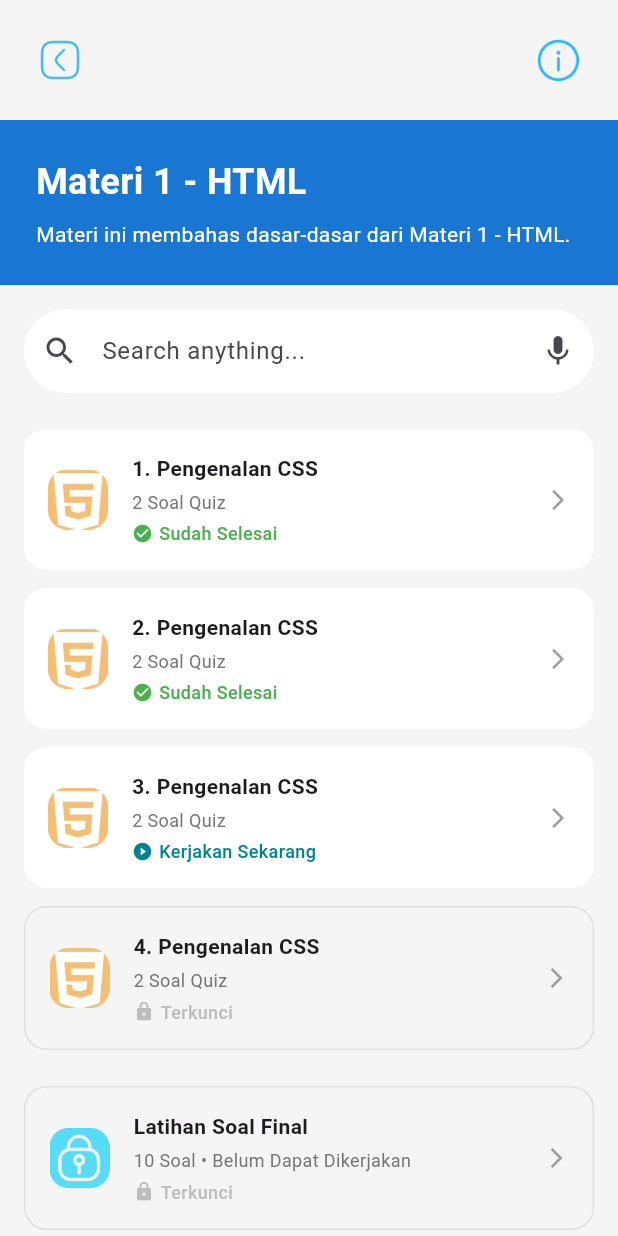
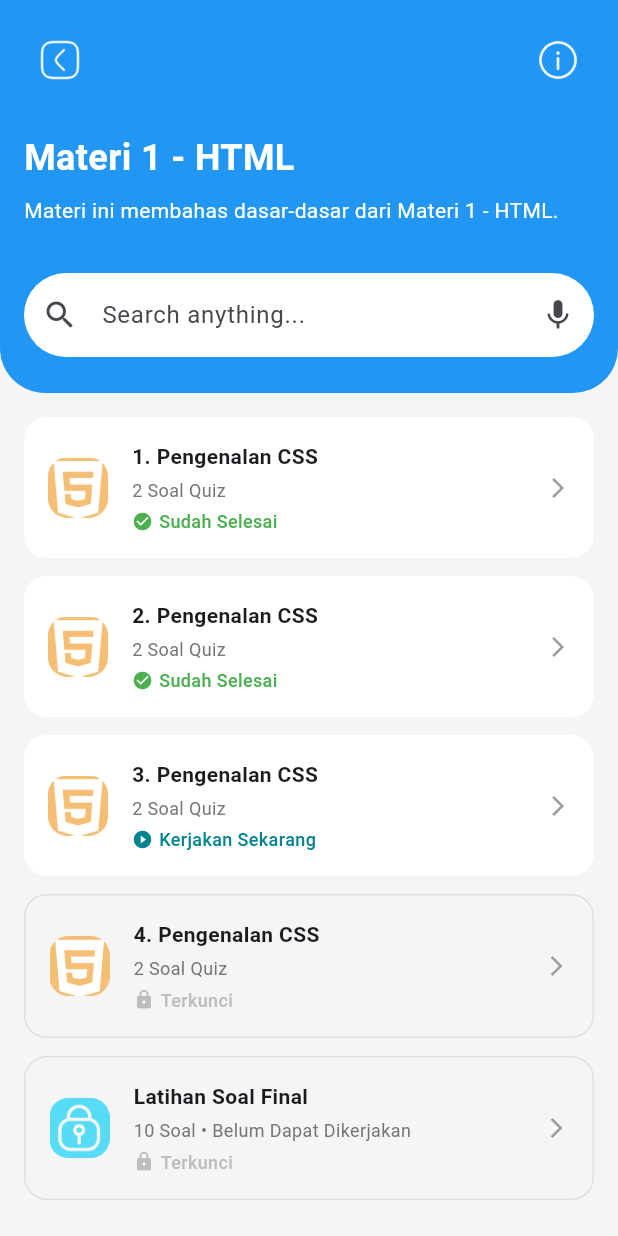
Before and after one commit to RnD-HIMTIKA/himtika-mobile-information, a Flutter app: the HicodeScreen screen opened directly, after a tap on "Pelajari Sekarang", on a phone screen of 412 x 824 dp. Run offline on Flutter 3.47's test engine with Material 3 defaults, Android fonts, the light colour scheme and no system bars; our stand-ins replace bloc, equatable, flutter_bloc, flutter_dotenv, flutter_svg, get_it and 3 more; accounts and stored records are empty.

Commit message:
Refactor: Update MaterialDetailScreen layout and styling for improved user experience

```diff
--- a/lib/features/hicode/presentation/pages/materi_detail_screen.dart
+++ b/lib/features/hicode/presentation/pages/materi_detail_screen.dart
@@ -10,53 +10,59 @@ class MaterialDetailScreen extends StatelessWidget {
 
   @override
   Widget build(BuildContext context) {
-    // 1. Buat instance BLoC baru khusus untuk halaman ini
     return BlocProvider(
       create: (context) => MaterialDetailBloc()
-        ..add(FetchDetailData(materialId: materialId)), // Langsung panggil event
+        ..add(FetchDetailData(materialId: materialId)),
       child: Scaffold(
-        backgroundColor: Colors.grey[100],
+        backgroundColor: const Color(0xFFF5F5F5),
         body: SafeArea(
-          // 2. Gunakan BlocBuilder dengan BLoC yang baru
           child: BlocBuilder<MaterialDetailBloc, MaterialDetailState>(
             builder: (context, state) {
-              if (state.status == MaterialDetailStatus.loading) {
+              if (state.status == MaterialDetailStatus.loading || state.title == null) {
                 return const Center(child: CircularProgressIndicator());
               }
 
-              if (state.status == MaterialDetailStatus.success) {
-
-                // Variabel dideklarasikan di sini, di luar daftar children
-                final finalExamStatus = state.finalExamStatus!['status'] as SubChapterStatus;
-                final finalExamIconPath = (finalExamStatus == SubChapterStatus.locked)
-                    ? 'src/features/hicode/materi/terkunci.png'
-                    : 'src/features/hicode/materi/selesai.png';
-
-                return SingleChildScrollView(
+              return Column(
+                crossAxisAlignment: CrossAxisAlignment.start,
+                children: [
+                  // === BAGIAN BIRU DENGAN SUDUT MELENGKUNG DI BAWAH ===
+                  Container(
+                    decoration: const BoxDecoration(
+                      color: Colors.blue,
+                      borderRadius: BorderRadius.only(
+                        bottomLeft: Radius.circular(30),
+                        bottomRight: Radius.circular(30),
+                      ),
+                    ),
+                    child: Padding(
+                      padding: const EdgeInsets.symmetric(horizontal: 16),
                       child: Column(
                         crossAxisAlignment: CrossAxisAlignment.start,
                         children: [
-                      Padding(
-                        padding: const EdgeInsets.all(16.0),
-                        child: _buildTopIconBar(context),
-                      ),
+                          // --- TAMBAHKAN JARAK DI SINI ---
+                          const SizedBox(height: 16), // Memberi jarak atas yang sama
+
+                          _buildTopIconBar(context),
+                          const SizedBox(height: 8),
                           _buildHeader(
                             title: state.title!,
                             description: state.description!,
                           ),
-                      Padding(
-                        padding: const EdgeInsets.all(16.0),
-                        child: Column(
-                          crossAxisAlignment: CrossAxisAlignment.start,
-                          children: [
+                          const SizedBox(height: 16),
                           _buildSearchBar(),
                           const SizedBox(height: 24),
-                            // List Sub Bab
-                            ListView.separated(
-                              itemCount: state.subChapters.length,
-                              shrinkWrap: true,
-                              physics: const NeverScrollableScrollPhysics(),
+                        ],
+                      ),
+                    ),
+                  ),
+                  // === BAGIAN DAFTAR MATERI (SEKARANG MENJADI EXPANDED LISTVIEW) ===
+                  Expanded(
+                    child: ListView.separated(
+                      padding: const EdgeInsets.all(16),
+                      itemCount: state.subChapters.length + 1, // +1 untuk Ujian Final
                       itemBuilder: (context, index) {
+                        // Tampilkan list sub-bab
+                        if (index < state.subChapters.length) {
                           final subChapter = state.subChapters[index];
                           return _SubChapterCard(
                             iconPath: state.materialIconPath!,
@@ -64,34 +70,35 @@ class MaterialDetailScreen extends StatelessWidget {
                             details: subChapter['details']!,
                             status: subChapter['status'] as SubChapterStatus,
                           );
+                        } else {
+                          // Tampilkan card Ujian Final di paling akhir
+                          final finalExamStatus =
+                              state.finalExamStatus!['status'] as SubChapterStatus;
+                          final finalExamIconPath =
+                              (finalExamStatus == SubChapterStatus.locked)
+                                  ? 'src/features/hicode/materi/terkunci.png'
+                                  : 'src/features/hicode/materi/selesai.png';
+                          return _SubChapterCard(
+                            iconPath: finalExamIconPath,
+                            title: state.finalExamStatus!['title']!,
+                            details: state.finalExamStatus!['details']!,
+                            status: finalExamStatus,
+                          );
+                        }
                       },
                       separatorBuilder: (context, index) =>
                           const SizedBox(height: 12),
                     ),
-                            const SizedBox(height: 24),
-
-                            // Latihan Soal Final
-                            // Gunakan variabel yang sudah dibuat di atas
-                            _SubChapterCard(
-                              iconPath: finalExamIconPath,
-                              title: state.finalExamStatus!['title']!,
-                              details: state.finalExamStatus!['details']!,
-                              status: finalExamStatus,
                   ),
                 ],
-                        ),
-                      ),
-                    ],
-                  ),
               );
-              }
-              return const SizedBox.shrink(); // Tampilkan widget kosong jika ada error/initial
             },
           ),
         ),
       ),
     );
   }
+
   // --- WIDGET-WIDGET PEMBANTU ---
 
   Widget _buildTopIconBar(BuildContext context) {
@@ -106,7 +113,7 @@ class MaterialDetailScreen extends StatelessWidget {
             );
           },
           icon: Image.asset(
-            'src/features/hicode/icon/kembali.png',
+            'src/features/hicode/materi/kembali.png',
             width: 32, // Atur lebar gambar
             height: 32, // Atur tinggi gambar
           ),
@@ -118,7 +125,7 @@ class MaterialDetailScreen extends StatelessWidget {
             // Aksi ketika tombol info ditekan
           },
           icon: Image.asset(
-            'src/features/hicode/icon/informasi.png',
+            'src/features/hicode/materi/informasi.png',
             width: 28,
             height: 28,
           ),
@@ -128,16 +135,20 @@ class MaterialDetailScreen extends StatelessWidget {
   }
 
   Widget _buildHeader({required String title, required String description}) {
-    return Container(
-      width: double.infinity,
-      padding: const EdgeInsets.all(24),
-      color: Colors.blue.shade700, // Warna biru header
+    // Hapus Container dan color dari sini
+    return Padding(
+      padding: const EdgeInsets.symmetric(vertical: 16.0),
       child: Column(
         crossAxisAlignment: CrossAxisAlignment.start,
         children: [
-          Text(title, style: const TextStyle(color: Colors.white, fontSize: 24, fontWeight: FontWeight.bold)),
+          Text(title,
+              style: const TextStyle(
+                  color: Colors.white,
+                  fontSize: 24,
+                  fontWeight: FontWeight.bold)),
           const SizedBox(height: 8),
-          Text(description, style: const TextStyle(color: Colors.white, fontSize: 14)),
+          Text(description,
+              style: const TextStyle(color: Colors.white, fontSize: 14)),
         ],
       ),
     );
--- a/pubspec.yaml
+++ b/pubspec.yaml
@@ -132,6 +132,8 @@ flutter:
     - src/features/hicode/materi/cpp.png
     - src/features/hicode/materi/terkunci.png
     - src/features/hicode/materi/selesai.png
+    - src/features/hicode/materi/kembali.png
+    - src/features/hicode/materi/informasi.png
 
 
   #   - images/a_dot_ham.jpeg
```
Also changed, not shown: src/features/hicode/materi/informasi.png (added), src/features/hicode/materi/kembali.png (added). Lines whose indentation alone changed are shown as unchanged.
